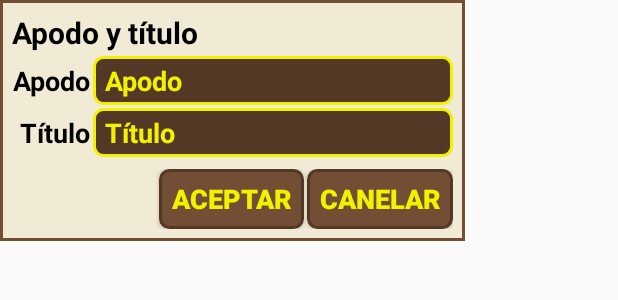
After one commit to MarioFoos/KDnDApp, an Android app built with Jetpack Compose: the layout dialog_nick_title.xml on its own in the app's theme, with its tools: preview values and no code run, on a phone screen of 412 x 824 dp. The commit adds this screen. Shown: the top 300 px of the screen. Run offline under Robolectric (Android 15) with nearby library versions, the phone set to English and light mode, and no system bars.

Commit message:
- Nick y título

```diff
--- a/app/src/main/assets/strings.xml
+++ b/app/src/main/assets/strings.xml
@@ -1783,6 +1783,9 @@ Asimismo, si tienes inspiración podrás recompensar a otro personaje por una bu
 		<add_quit_coins>Agregar o quitar monedas</add_quit_coins>
 		<error>Error</error>
 		<not_enough_funds>Fondos insuficientes</not_enough_funds>
+		<nick_title>Apodo y título</nick_title>
+		<nick>Apodo</nick>
+		<title>Título</title>
 		<!-- Buttons -->
 		<but_ok>Aceptar</but_ok>
 		<but_cancel>Cancelar</but_cancel>
--- a/app/src/main/res/color/text_edit.xml
+++ b/app/src/main/res/color/text_edit.xml
@@ -1,6 +1,6 @@
 <?xml version="1.0" encoding="utf-8"?>
 <selector xmlns:android="http://schemas.android.com/apk/res/android">
     <item android:state_enabled="false" android:color="@color/editDisableText" />
-    <item android:state_focused="true" android:color="@color/editSelectedText"/>
+    <item android:state_selected="true" android:color="@color/editSelectedText"/>
     <item android:color="@color/editNormalText" />
 </selector>
--- /dev/null
+++ b/app/src/main/res/layout/dialog_nick_title.xml
@@ -0,0 +1,109 @@
+<?xml version="1.0" encoding="utf-8"?>
+<LinearLayout xmlns:android="http://schemas.android.com/apk/res/android"
+    xmlns:tools="http://schemas.android.com/tools"
+    android:id="@+id/layoutNickTitle"
+    android:layout_width="wrap_content"
+    android:layout_height="wrap_content"
+    android:background="@drawable/shape_dialog"
+    android:gravity="end"
+    android:orientation="vertical"
+    android:padding="@dimen/dialogPadding">
+
+    <TextView
+        android:id="@+id/textNickTitle"
+        android:layout_width="match_parent"
+        android:layout_height="wrap_content"
+        android:layout_marginBottom="@dimen/dialogMargins"
+        android:textColor="@color/textNormalFace"
+        android:textSize="@dimen/fontLarge"
+        android:textStyle="bold"
+        tools:text="Apodo y título" />
+
+    <LinearLayout
+        android:id="@+id/layoutNick"
+        android:layout_width="wrap_content"
+        android:layout_height="wrap_content"
+        android:layout_marginBottom="@dimen/dialogMargins"
+        android:orientation="horizontal">
+
+        <TextView
+            android:id="@+id/textNickDesc"
+            android:layout_width="wrap_content"
+            android:layout_height="wrap_content"
+            android:layout_marginEnd="@dimen/dialogMargins"
+            android:textAlignment="viewEnd"
+            android:textColor="@color/textNormalFace"
+            android:textSize="@dimen/fontMedium"
+            android:textStyle="bold"
+            tools:text="Apodo" />
+
+        <EditText
+            android:id="@+id/editNick"
+            style="@style/edit_style"
+            android:layout_width="@dimen/editNickTitleW"
+            android:layout_height="wrap_content"
+            android:ems="10"
+            android:inputType="text"
+            android:textStyle="bold"
+            tools:ignore="Autofill,DuplicateSpeakableTextCheck,LabelFor,TouchTargetSizeCheck"
+            tools:text="Apodo" />
+    </LinearLayout>
+
+    <LinearLayout
+        android:id="@+id/layoutTitle"
+        android:layout_width="wrap_content"
+        android:layout_height="wrap_content"
+        android:orientation="horizontal">
+
+        <TextView
+            android:id="@+id/textTitleDesc"
+            android:layout_width="wrap_content"
+            android:layout_height="wrap_content"
+            android:layout_marginEnd="@dimen/dialogMargins"
+            android:textAlignment="viewEnd"
+            android:textColor="@color/textNormalFace"
+            android:textSize="@dimen/fontMedium"
+            android:textStyle="bold"
+            tools:text="Título" />
+
+        <EditText
+            android:id="@+id/editTitle"
+            style="@style/edit_style"
+            android:layout_width="@dimen/editNickTitleW"
+            android:layout_height="wrap_content"
+            android:ems="10"
+            android:inputType="text"
+            android:textStyle="bold"
+            tools:ignore="Autofill,DuplicateSpeakableTextCheck,LabelFor,TouchTargetSizeCheck"
+            tools:text="Título" />
+    </LinearLayout>
+
+    <LinearLayout
+        android:id="@+id/layoutNickButtons"
+        android:layout_width="match_parent"
+        android:layout_height="match_parent"
+        android:layout_marginTop="@dimen/dialogPadding"
+        android:gravity="end"
+        android:orientation="horizontal">
+
+        <Button
+            android:id="@+id/butNickOk"
+            style="@style/but_brown_style"
+            android:layout_width="wrap_content"
+            android:layout_height="@dimen/butDialogH"
+            android:layout_marginEnd="@dimen/dialogMargins"
+            android:textStyle="bold"
+            tools:ignore="TouchTargetSizeCheck"
+            tools:text="Aceptar" />
+
+        <Button
+            android:id="@+id/butNickCancel"
+            style="@style/but_brown_style"
+            android:layout_width="wrap_content"
+            android:layout_height="@dimen/butDialogH"
+            android:textStyle="bold"
+            tools:ignore="TouchTargetSizeCheck"
+            tools:text="Canelar" />
+    </LinearLayout>
+
+</LinearLayout>
--- a/app/src/main/res/values/colors.xml
+++ b/app/src/main/res/values/colors.xml
@@ -82,7 +82,7 @@
     <color name="editDisableText">@color/clYellow3</color>
     <color name="editDisableStroke">@color/clYellow3</color>
     <color name="editFocusStroke">@color/clYellow5</color>
-    <color name="editCursor">@color/clBlue2</color>
+    <color name="editCursor">@color/clYellow5</color>
     <color name="editSelectedText">@color/clWhite</color>
     <color name="editSelectedBg">@color/clBlue4</color>
 
--- a/app/src/main/res/values/dimens.xml
+++ b/app/src/main/res/values/dimens.xml
@@ -43,6 +43,7 @@
     <dimen name="editDialogW">48dp</dimen>
     <dimen name="editDialogH">36dp</dimen>
     <dimen name="editWealthW">70dp</dimen>
+    <dimen name="editNickTitleW">240dp</dimen>
 
     <!-- RIQUEZA -->
     <dimen name="rowWealth">32dp</dimen>
@@ -64,6 +65,6 @@
 
     <!-- DIALOG EDIT-->
     <dimen name="dialogEditPaddingH">8dp</dimen>
-    <dimen name="dialogEditPaddingV">2dp</dimen>
+    <dimen name="dialogEditPaddingV">4dp</dimen>
 
 </resources>
```
Also changed, not shown: app/src/main/java/com/mlf/kdndapp/CharActivity.kt (+54 -6 lines), app/src/main/java/com/mlf/kdndapp/DNDDialogs.kt (+43 -0 lines), app/libs/dndutils.jar.
